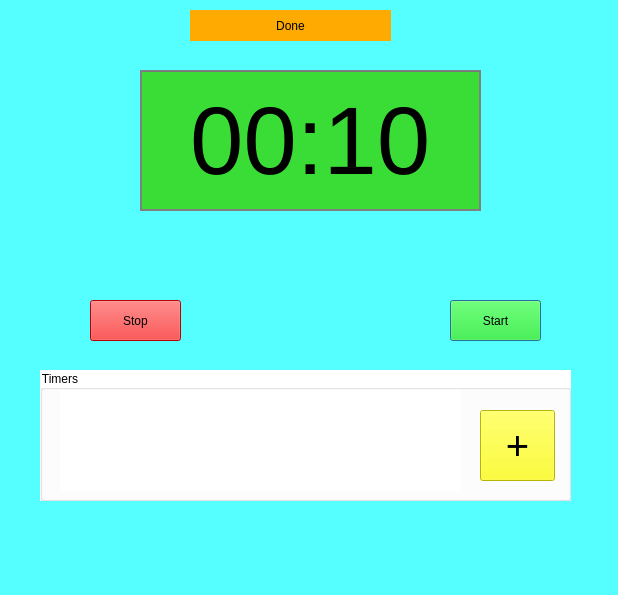
Above: widgets/Timer/timer.ui from miranda0129/Stick2It before the change. Below: the same form after it.
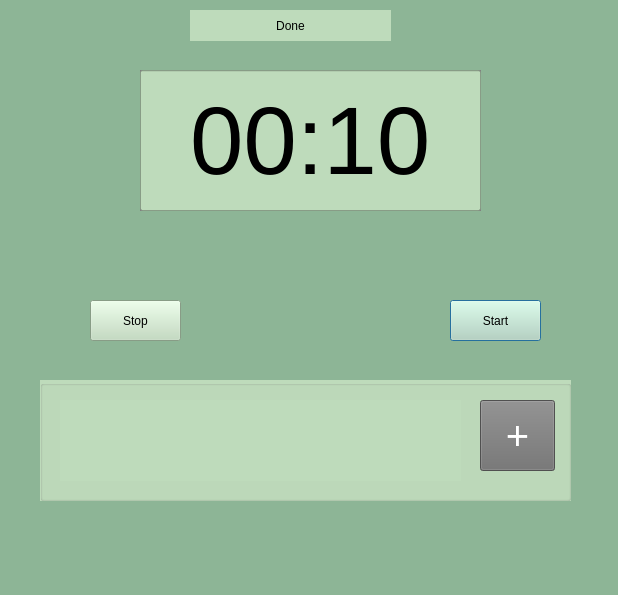
That is the form after the change.

```diff
--- a/widgets/Timer/timer.ui
+++ b/widgets/Timer/timer.ui
@@ -17,7 +17,7 @@
    <enum>Qt::LeftToRight</enum>
   </property>
   <property name="styleSheet">
-   <string notr="true">background-color: rgb(85, 255, 255);</string>
+   <string notr="true">background-color: #8db596;</string>
   </property>
   <widget class="QWidget" name="centralwidget">
    <widget class="QLineEdit" name="timerEdit">
@@ -41,7 +41,7 @@
      <bool>false</bool>
     </property>
     <property name="styleSheet">
-     <string notr="true">background-color: rgba(255,255,255,0)</string>
+     <string notr="true">background-color: #bedbbb</string>
     </property>
     <property name="inputMask">
      <string>00:00</string>
@@ -85,22 +85,22 @@
     <property name="geometry">
      <rect>
       <x>40</x>
-      <y>370</y>
+      <y>380</y>
       <width>531</width>
-      <height>131</height>
+      <height>121</height>
      </rect>
     </property>
     <property name="styleSheet">
-     <string notr="true">background-color: rgb(255, 255, 255);</string>
+     <string notr="true">background-color: #BEDBBB</string>
     </property>
     <property name="title">
-     <string>Timers</string>
+     <string/>
     </property>
     <widget class="QPushButton" name="addTimer">
      <property name="geometry">
       <rect>
        <x>440</x>
-       <y>40</y>
+       <y>20</y>
        <width>75</width>
        <height>71</height>
       </rect>
@@ -111,7 +111,8 @@
       </font>
      </property>
      <property name="styleSheet">
-      <string notr="true">background-color: rgb(255, 255, 0);</string>
+      <string notr="true">background-color: #707070;
+color: white;</string>
      </property>
      <property name="text">
       <string>+</string>
@@ -123,7 +124,7 @@
        <x>20</x>
        <y>20</y>
        <width>401</width>
-       <height>101</height>
+       <height>81</height>
       </rect>
      </property>
      <layout class="QHBoxLayout" name="timerLayout"/>
@@ -139,7 +140,7 @@
      </rect>
     </property>
     <property name="styleSheet">
-     <string notr="true">background-color: rgb(255, 0, 0);</string>
+     <string notr="true">background-color: #bedbbb;</string>
     </property>
     <property name="text">
      <string>Stop</string>
@@ -155,7 +156,7 @@
      </rect>
     </property>
     <property name="styleSheet">
-     <string notr="true">background-color: rgb(0, 255, 0);</string>
+     <string notr="true">background-color: #BEDBBB;</string>
     </property>
     <property name="text">
      <string>Start</string>
@@ -177,7 +178,7 @@
      </rect>
     </property>
     <property name="styleSheet">
-     <string notr="true">background-color: rgb(255, 170, 0);</string>
+     <string notr="true">background-color: #bedbbb;</string>
     </property>
     <property name="text">
      <string>Done</string>
```
